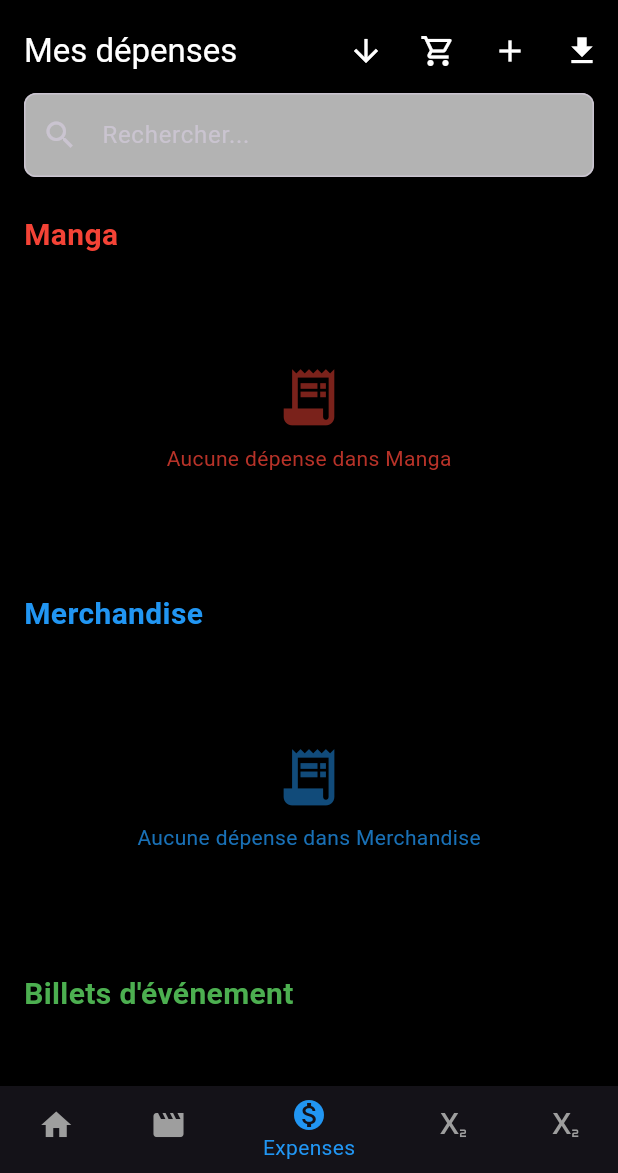
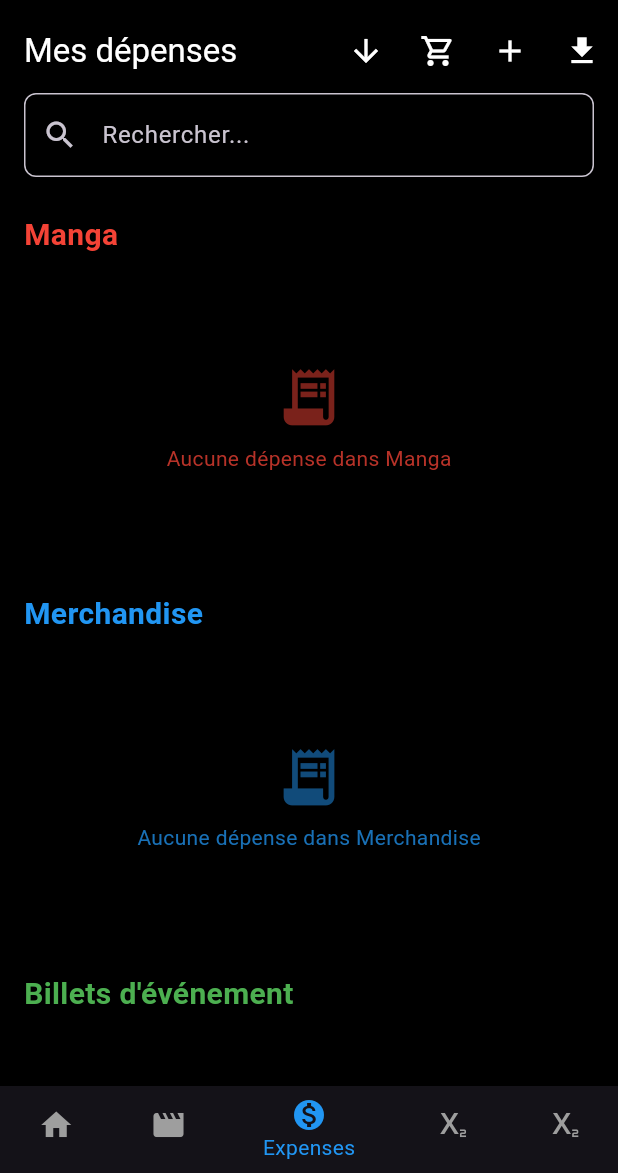
Before and after one commit to youssefgr/ProjetFlutterYoussef, a Flutter app: the screen it shows after launch, item 3 of the bottom bar chosen, on a phone screen of 412 x 824 dp, the part 63-1236 px from its top. Run offline on Flutter 3.47's test engine with Material 3 defaults, Android fonts, the phone set to English and light mode, and no system bars; our stand-ins replace image_picker, open_file, pdf, permission_handler, printing, shared_preferences and 1 more; missing offline and left inert: flutter_gcaptcha_v3, flutter_inappwebview, syncfusion_flutter_xlsio; accounts and stored records are empty.

Commit message:
fixed colors

```diff
--- a/lib/Views/Youssef/Expenses Crud/expenses_list.dart
+++ b/lib/Views/Youssef/Expenses Crud/expenses_list.dart
@@ -334,7 +334,7 @@ class _ExpensesListState extends State<ExpensesList> {
                   borderRadius: BorderRadius.circular(8),
                 ),
                 filled: true,
-                fillColor: Colors.white70,
+                fillColor: Colors.black,
               ),
               onChanged: (value) {
                 setState(() => _searchQuery = value);
--- a/lib/Views/Youssef/Subscriptions Crud/subscriptions_list.dart
+++ b/lib/Views/Youssef/Subscriptions Crud/subscriptions_list.dart
@@ -109,7 +109,7 @@ class _SubscriptionsListState extends State<SubscriptionsList> {
                   borderRadius: BorderRadius.circular(8),
                 ),
                 filled: true,
-                fillColor: Colors.white70,
+                fillColor: Colors.black,
               ),
               onChanged: (value) {
                 setState(() => _searchQuery = value);
```
